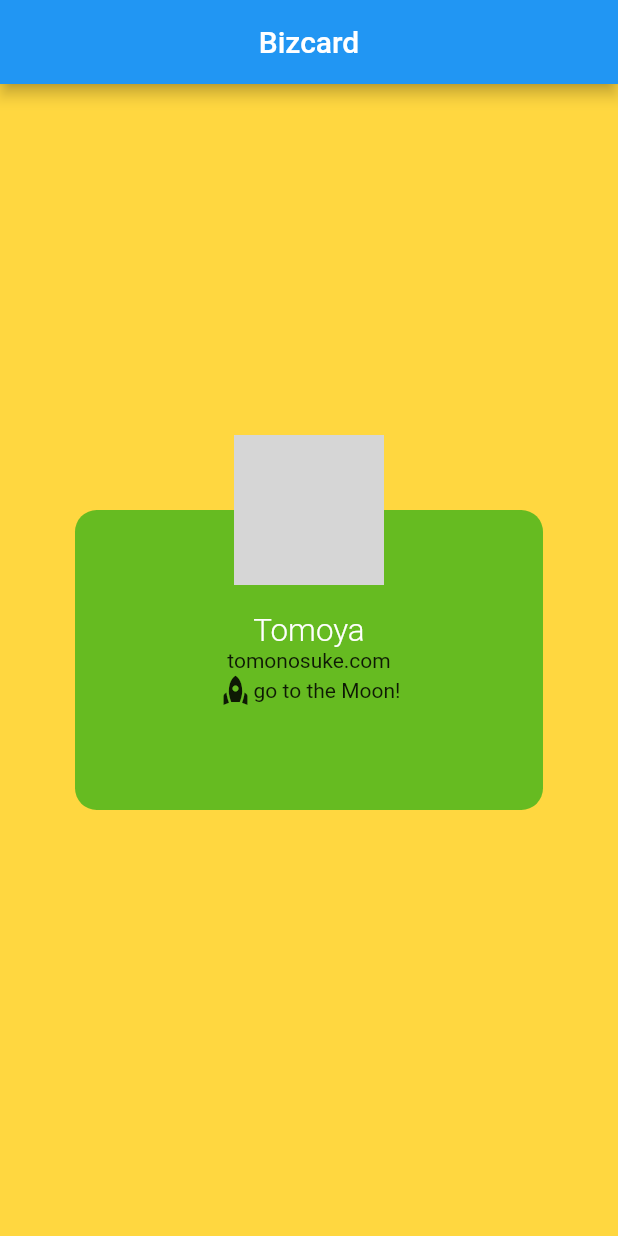
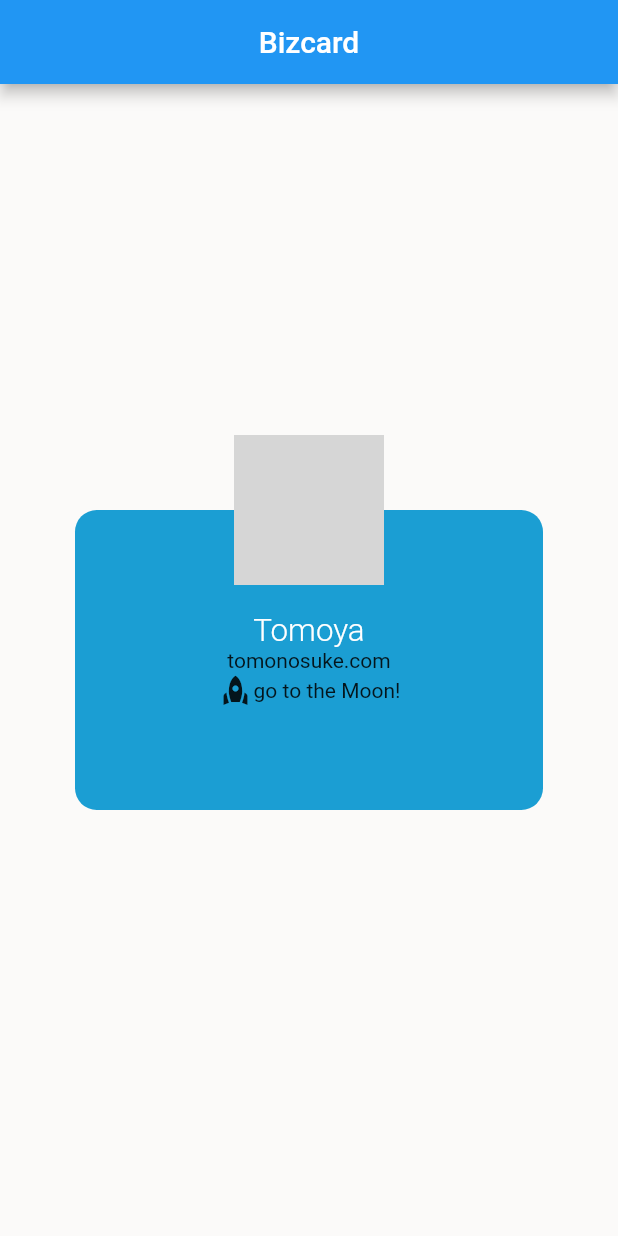
Before and after one commit to silbull/flutter_udemy, a Flutter app: the screen it shows after launch, on a phone screen of 412 x 824 dp. Run offline on Flutter 3.47's test engine with Material 2 defaults, Android fonts, the light colour scheme and no system bars; network calls fail; grey boxes are pictures that could not be loaded.

Commit message:
顔写真の変更

```diff
--- a/lib/ui/home.dart
+++ b/lib/ui/home.dart
@@ -19,7 +19,7 @@ class BizCard extends StatelessWidget {
         title: Text("Bizcard"),
         centerTitle: true,
       ),
-      backgroundColor: Colors.amberAccent,
+      backgroundColor: Color.fromARGB(255, 251, 250, 249),
       body: Container(
         alignment: Alignment.center,
         child: Stack(
@@ -40,7 +40,7 @@ class BizCard extends StatelessWidget {
       height: 200,
       margin: EdgeInsets.all(50.0),
       decoration: BoxDecoration(
-        color: Color.fromARGB(255, 102, 187, 33),
+        color: Color.fromARGB(255, 27, 158, 211),
         borderRadius: BorderRadius.circular(14.5), //角を丸っぽくするかどうか
       ),
       child: Column(
@@ -72,12 +72,12 @@ class BizCard extends StatelessWidget {
       width: 100,
       height: 100,
       decoration: BoxDecoration(
-          color: Colors.white,
+          color: Color.fromARGB(255, 196, 174, 174),
           borderRadius: BorderRadius.all(Radius.circular(50.0)),
           border: Border.all(color: Colors.redAccent, width: 1.2),
-          image: DecorationImage(
+          image: const DecorationImage(
               image: NetworkImage(
-                  "https://i.picsum.photos/id/26/4209/2769.jpg?hmac=vcInmowFvPCyKGtV7Vfh7zWcA_Z0kStrPDW3ppP0iGI"),
+                  "https://www.google.com/url?sa=i&url=https%3A%2F%2Fnaruto-official.com%2F&psig=AOvVaw2Prcko8GcqnRHoP2dxX2v3&ust=1681372142325000&source=images&cd=vfe&ved=0CBEQjRxqFwoTCOiJ_Lrto_4CFQAAAAAdAAAAABAE"),
               fit: BoxFit.cover)),
     );
   }
```
